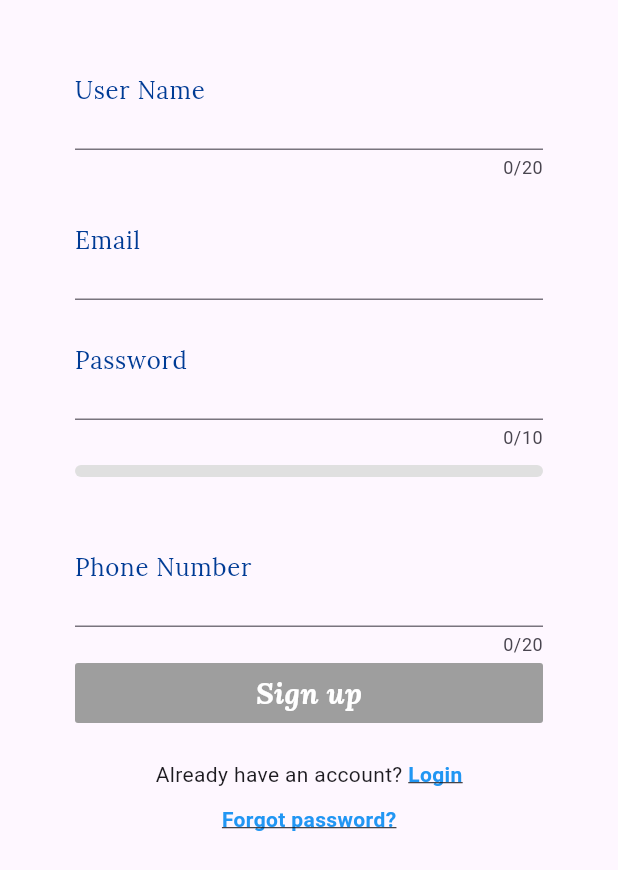
After one commit to Rabab17/flutter, a Flutter app: the SignupScreen screen opened directly, on a phone screen of 412 x 824 dp. The commit adds this screen. Shown: the top 870 px of the screen. Run offline on Flutter 3.47's test engine with Material 3 defaults, Android fonts, the phone set to English and light mode, and no system bars; our stand-ins replace dio, google_fonts, jwt_decoder, shared_preferences, socket_io_client; missing offline and left inert: password_strength; accounts and stored records are empty; network calls fail.

Commit message:
add sign up screen

```diff
--- a/lib/main.dart
+++ b/lib/main.dart
@@ -15,7 +15,6 @@ class MyApp extends StatelessWidget {
     return MaterialApp(
       title: 'Booking',
       theme: ThemeData(
-
         // This is the theme of your application.
         //
         // TRY THIS: Try running your application with "flutter run". You'll see
@@ -33,9 +32,9 @@ class MyApp extends StatelessWidget {
         // tested with just a hot reload.
         // colorScheme: ColorScheme.fromSeed(seedColor: Colors.deepPurple),
       ),
-   debugShowCheckedModeBanner :false,
+      debugShowCheckedModeBanner: false,
       // home: CategoriesScreen(),
-      home:ChatScreen(),
+      home: ChatScreen(),
     );
   }
 }
--- /dev/null
+++ b/lib/model/signUpUser.dart
@@ -0,0 +1,22 @@
+class SignUpUserModel {
+  String userName;
+  String email;
+  String password;
+  String phoneNumber;
+
+  SignUpUserModel({
+    required this.userName,
+    required this.email,
+    required this.password,
+    required this.phoneNumber,
+  });
+
+  Map<String, dynamic> toJson() {
+    return {
+      'userName': userName,
+      'email': email,
+      'password': password,
+      'phoneNumber': phoneNumber,
+    };
+  }
+}
--- /dev/null
+++ b/lib/screens/signUp.dart
@@ -0,0 +1,343 @@
+import 'package:flutter/material.dart';
+import 'package:flutter/services.dart';
+import 'package:flutter_app/screens/categories_screen.dart';
+import 'package:google_fonts/google_fonts.dart';
+import 'package:flutter_app/model/signUpUser.dart';
+import 'package:flutter_app/services/signUpServices.dart';
+// --------------------------------------
+import 'package:password_strength/password_strength.dart';
+import 'package:shared_preferences/shared_preferences.dart';
+import 'package:jwt_decoder/jwt_decoder.dart';
+
+class SignupScreen extends StatefulWidget {
+  const SignupScreen({super.key});
+
+  @override
+  State<SignupScreen> createState() => _SignupScreenState();
+}
+
+class _SignupScreenState extends State<SignupScreen> {
+  final TextEditingController _userName = TextEditingController();
+  final TextEditingController _password = TextEditingController();
+  final TextEditingController _mobile = TextEditingController();
+  final TextEditingController _email = TextEditingController();
+
+  bool isVisible = false;
+  bool isBold = false;
+  bool isButtonEnabled = false; // للتحكم بحالة الزر
+  String? usernameError;
+  String? emailError;
+  double passwordStrength = 0.0;
+  bool loading = true;
+  dynamic userToken = '';
+
+  void _showErrorDialog() {
+    showDialog(
+      context: context,
+      builder: (BuildContext context) {
+        return AlertDialog(
+          title: Text("خطأ"),
+          content: Text("يرجى إدخال بيانات صحيحة."),
+          actions: <Widget>[
+            TextButton(
+              child: Text("موافق"),
+              onPressed: () {
+                Navigator.of(context).pop(); // إغلاق التنبيه
+              },
+            ),
+          ],
+        );
+      },
+    );
+  }
+
+  Future<void> signUpForUser() async {
+    if (validateInputs()) {
+      final userModel = SignUpUserModel(
+        userName: _userName.text,
+        email: _email.text,
+        password: _password.text,
+        phoneNumber: _mobile.text,
+      );
+
+      var result = await signUpUser(userModel);
+      userToken = result["token"];
+      setState(() {
+        loading = false;
+      });
+
+      print("user token in the login page $userToken");
+      // يمكنك إضافة منطق للتحقق من نجاح عملية التسجيل هنا
+      if (userToken != "error") {
+        Navigator.push(
+          context,
+          MaterialPageRoute(builder: (context) => CategoriesScreen()),
+        );
+      } else {
+        _showErrorDialog();
+      }
+    }
+  }
+
+  @override
+  void initState() {
+    super.initState();
+    _userName.addListener(updateButtonState);
+    _password.addListener(() {
+      updateButtonState();
+      updatePasswordStrength();
+    });
+    _mobile.addListener(updateButtonState);
+  }
+
+  void updatePasswordStrength() {
+    final strength = estimatePasswordStrength(_password.text);
+    setState(() {
+      passwordStrength = strength;
+    });
+  }
+
+  void updateButtonState() {
+    setState(() {
+      isButtonEnabled =
+          _userName.text.isNotEmpty &&
+          _password.text.isNotEmpty &&
+          _mobile.text.isNotEmpty;
+    });
+  }
+
+  @override
+  void dispose() {
+    _userName.dispose();
+    _password.dispose();
+    _email.dispose();
+    _mobile.dispose();
+    super.dispose();
+  }
+
+  bool validateInputs() {
+    bool isValid = true;
+    setState(() {
+      usernameError = null;
+      emailError = null;
+
+      // تحقق من username
+      if (_userName.text.trim().isEmpty ||
+          !_userName.text.trim().contains(RegExp(r'^[a-zA-Z0-9_]+$'))) {
+        usernameError = "Username must contain only letters and numbers";
+        isValid = false;
+      }
+
+      // تحقق من الإيميل
+      if (_email.text.trim().isEmpty ||
+          !_email.text.trim().contains(
+            RegExp(r'^[\w-\.]+@([\w-]+\.)+[\w-]{2,4}$'),
+          )) {
+        emailError = "Enter a valid email address";
+        isValid = false;
+      }
+    });
+    return isValid;
+  }
+
+  @override
+  Widget build(BuildContext context) {
+    return Scaffold(
+      // appBar: MainAppBar(title: "Login Screen"),
+      // drawer: MainDrawer(),
+      body: Padding(
+        padding: const EdgeInsets.symmetric(vertical: 20, horizontal: 50),
+        child: Column(
+          children: [
+            // **************************** حقل اسم المستخدم ****************************
+            TextFormField(
+              controller: _userName,
+              keyboardType: TextInputType.text,
+              maxLength: 20,
+              textAlign: TextAlign.center,
+              textInputAction: TextInputAction.next,
+              style: TextStyle(
+                fontWeight: isBold ? FontWeight.bold : FontWeight.normal,
+              ),
+              decoration: InputDecoration(
+                labelText: "User Name",
+                errorText: usernameError, // ✅ هنا
+                labelStyle: GoogleFonts.lora(color: const Color(0xFF003B95)),
+                counterText: "${_userName.text.length}/20",
+                suffix: IconButton(
+                  onPressed: () {
+                    setState(() {
+                      isBold = !isBold;
+                    });
+                  },
+                  icon: const Icon(
+                    Icons.assignment_ind_outlined,
+                    color: Colors.grey,
+                  ),
+                ),
+              ),
+            ),
+            //  *************************** email input *********************************
+            TextFormField(
+              controller: _email,
+              keyboardType: TextInputType.emailAddress,
+              textAlign: TextAlign.center,
+              decoration: InputDecoration(
+                labelText: "Email",
+                errorText: emailError,
+                labelStyle: GoogleFonts.lora(color: const Color(0xFF003B95)),
+                suffix: IconButton(
+                  onPressed: () {
+                    setState(() {
+                      isBold = !isBold;
+                    });
+                  },
+                  icon: const Icon(Icons.email_outlined, color: Colors.grey),
+                ),
+              ),
+            ),
+
+            // **************************** حقل كلمة المرور ****************************
+            TextFormField(
+              controller: _password,
+              obscureText: !isVisible,
+              keyboardType: TextInputType.visiblePassword,
+              maxLength: 10,
+              textAlign: TextAlign.center,
+              textInputAction: TextInputAction.next,
+              style: TextStyle(
+                fontWeight: isBold ? FontWeight.bold : FontWeight.normal,
+              ),
+              decoration: InputDecoration(
+                labelText: "Password",
+                labelStyle: GoogleFonts.lora(color: const Color(0xFF003B95)),
+                counterText: "${_password.text.length}/10",
+                suffix: IconButton(
+                  onPressed: () {
+                    setState(() {
+                      isVisible = !isVisible;
+                    });
+                  },
+                  icon: Icon(
+                    isVisible ? Icons.visibility : Icons.visibility_off,
+                    color: Colors.grey,
+                  ),
+                ),
+              ),
+            ),
+            Container(
+              margin: const EdgeInsets.only(top: 10, bottom: 20),
+              child: LinearProgressIndicator(
+                value: passwordStrength, // القيمة بين 0.0 إلى 1.0
+                backgroundColor: Colors.grey[300],
+                color:
+                    passwordStrength < 0.3
+                        ? Colors.red
+                        : passwordStrength < 0.7
+                        ? Colors.orange
+                        : Colors.green,
+                minHeight: 8,
+                borderRadius: BorderRadius.circular(5),
+              ),
+            ),
+            // **************************** حقل رقم الهاتف ****************************
+            TextFormField(
+              controller: _mobile,
+              keyboardType: TextInputType.phone,
+              maxLength: 20,
+              textAlign: TextAlign.center,
+              inputFormatters: [FilteringTextInputFormatter.digitsOnly],
+              textInputAction: TextInputAction.done,
+              style: TextStyle(
+                fontWeight: isBold ? FontWeight.bold : FontWeight.normal,
+              ),
+              decoration: InputDecoration(
+                labelText: "Phone Number",
+                labelStyle: GoogleFonts.lora(color: const Color(0xFF003B95)),
+                counterText: "${_mobile.text.length}/20",
+                suffix: IconButton(
+                  onPressed: () {
+                    setState(() {
+                      isBold = !isBold;
+                    });
+                  },
+                  icon: const Icon(
+                    Icons.assignment_ind_outlined,
+                    color: Colors.grey,
+                  ),
+                ),
+              ),
+            ),
+            // **************************** زر تسجيل الدخول ****************************
+            MaterialButton(
+              elevation: 15,
+
+              color: const Color(0xFF003B95),
+              height: 40,
+              disabledColor: Colors.grey, // لون الزر عند التعطيل
+              onPressed:
+                  isButtonEnabled
+                      ? () {
+                        if (validateInputs()) {
+                          signUpForUser();
+                        }
+                      }
+                      : null,
+              // إذا كان غير مفعّل، لا يحدث شيء عند الضغط
+              child: Center(
+                child: Text(
+                  "Sign up",
+                  style: GoogleFonts.lora(
+                    fontSize: 20,
+                    fontWeight: FontWeight.bold,
+                    fontStyle: FontStyle.italic,
+                    color: Colors.white,
+                  ),
+                ),
+              ),
+            ),
+            const SizedBox(height: 20), // مسافة بين الزر والنصوص
+            // السطر الأول: لديك حساب بالفعل؟ تسجيل الدخول
+            Row(
+              mainAxisAlignment: MainAxisAlignment.center,
+              children: [
+                Text("Already have an account? "),
+                GestureDetector(
+                  onTap: () {
+                    // انتقل إلى صفحة تسجيل الدخول
+                    Navigator.pushNamed(context, "/login");
+                  },
+                  child: Text(
+                    "Login",
+                    style: TextStyle(
+                      color: Colors.blue,
+                      decoration: TextDecoration.underline,
+                      fontWeight: FontWeight.bold,
+                    ),
+                  ),
+                ),
+              ],
+            ),
+
+            const SizedBox(height: 10), // مسافة بسيطة بين السطرين
+            // السطر الثاني: هل نسيت كلمة المرور؟
+            GestureDetector(
+              onTap: () {
+                // انتقل إلى صفحة نسيان كلمة المرور
+                Navigator.pushNamed(context, "/forget-password");
+              },
+              child: Text(
+                "Forgot password?",
+                style: TextStyle(
+                  color: Colors.blue,
+                  decoration: TextDecoration.underline,
+                  fontWeight: FontWeight.bold,
+                ),
+              ),
+            ),
+          ],
+        ),
+      ),
+    );
+  }
+}
--- a/pubspec.yaml
+++ b/pubspec.yaml
@@ -30,7 +30,10 @@ environment:
 dependencies:
   flutter:
     sdk: flutter
-
+  password_strength: 0.2.0
+  jwt_decoder: ^2.0.1  # Check for the latest version on pub.dev
+  shared_preferences: 2.0.13
+  google_fonts: ^6.1.0
   # The following adds the Cupertino Icons font to your application.
   # Use with the CupertinoIcons class for iOS style icons.
   cupertino_icons: ^1.0.8
```
Also changed, not shown: lib/appData.dart (+4 -13 lines), lib/services/signUpServices.dart (added, +22 -0 lines), lib/socket.dart (+14 -12 lines), pubspec.lock, 1 other file.
